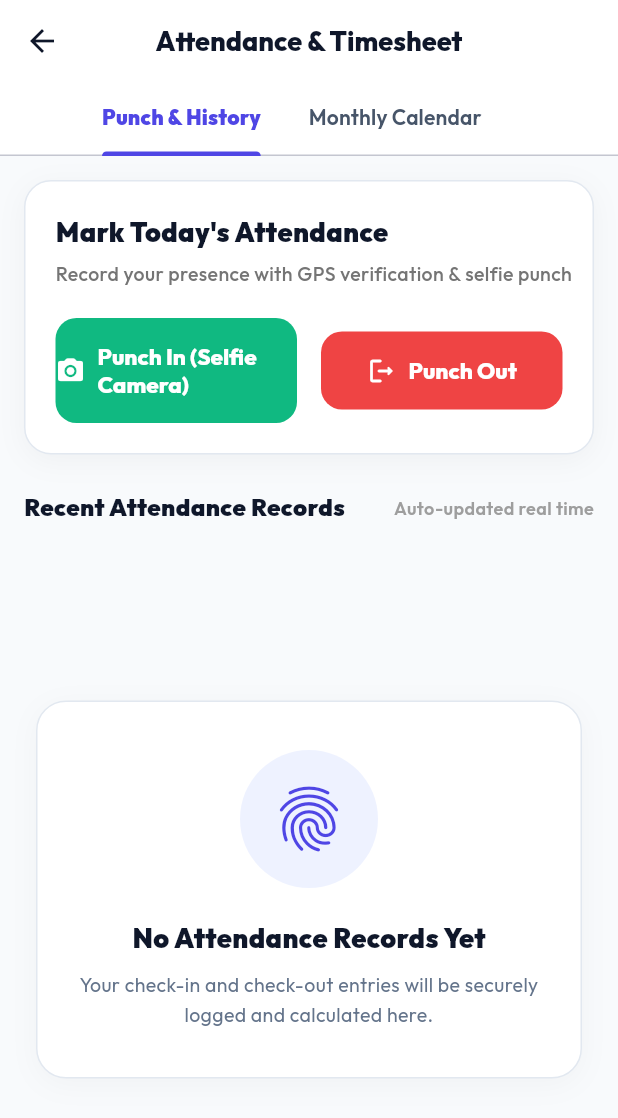
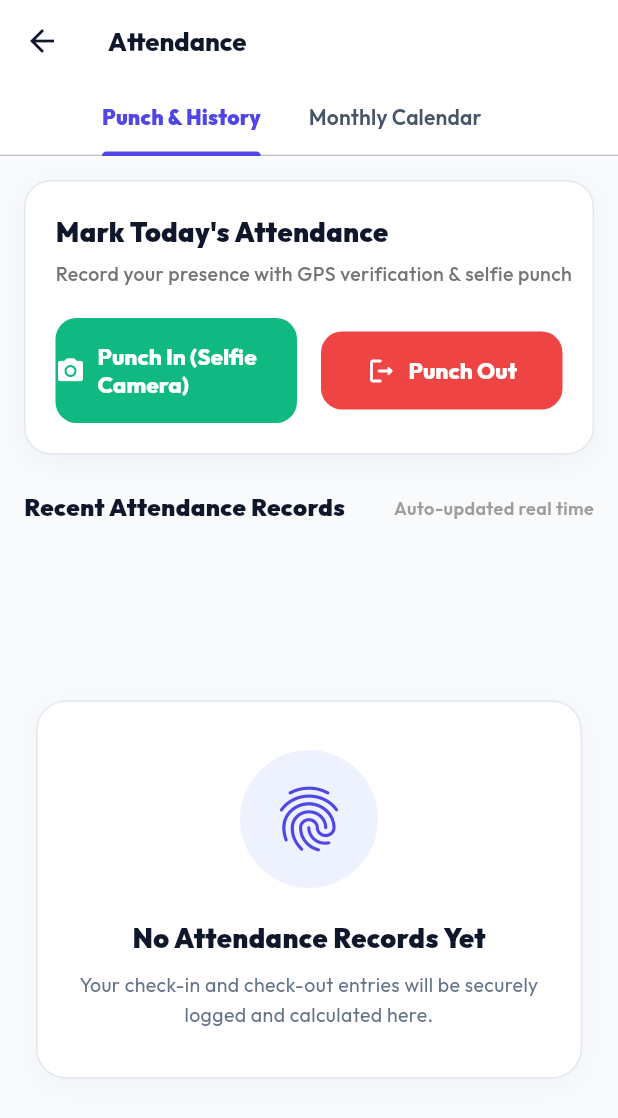
Before and after one commit to rbcimportandexport/task-master-web, a Flutter app: the MainNavigationScreen screen opened directly, in the side drawer, after a tap on "Attendance", on a phone screen of 412 x 824 dp. Shown: the top 1118 px of the screen. Run offline on Flutter 3.47's test engine with Material 3 defaults, Android fonts, the phone set to English and light mode, and no system bars; our stand-ins replace cloud_firestore, csv, firebase_auth, firebase_core, firebase_messaging, flutter_local_notifications and 7 more; missing offline and left inert: dart:html, dart:js_interop; accounts and stored records are empty.

Commit message:
Refine responsive mobile layout, compact desktop sidebar, and fix appbar title overflow

```diff
--- a/lib/screens/attendance_screen.dart
+++ b/lib/screens/attendance_screen.dart
@@ -263,16 +263,16 @@ class _AttendanceScreenState extends State<AttendanceScreen> {
         backgroundColor: isDesktop ? const Color(0xFFF8FAFC) : AppTheme.background,
         appBar: AppBar(
           title: Text(
-            'Attendance & Timesheet',
+            'Attendance',
             style: TextStyle(
               color: AppTheme.textPrimary,
               fontWeight: FontWeight.w800,
-              fontSize: isDesktop ? 22 : 18,
+              fontSize: isDesktop ? 20 : 17,
             ),
           ),
           backgroundColor: Colors.white,
           elevation: isDesktop ? 1 : 0,
-          centerTitle: !isDesktop,
+          centerTitle: false,
           iconTheme: const IconThemeData(color: AppTheme.textPrimary),
           actions: [
             if (role == 'super_admin' || role == 'manager')
--- a/lib/screens/tasks_screen.dart
+++ b/lib/screens/tasks_screen.dart
@@ -385,7 +385,7 @@ class _TasksScreenState extends State<TasksScreen> {
     final isMultiSelect = taskProvider.isMultiSelectMode;
     final isAll = currentCategory.toLowerCase() == 'all';
 
-    final isDesktop = MediaQuery.of(context).size.width >= 850;
+    final isDesktop = MediaQuery.of(context).size.width >= 900;
 
     return Scaffold(
       backgroundColor: isDesktop ? const Color(0xFFF8FAFC) : Colors.white,
@@ -395,12 +395,12 @@ class _TasksScreenState extends State<TasksScreen> {
             child: Container(
               width: double.infinity,
               height: double.infinity,
-              padding: isDesktop ? const EdgeInsets.fromLTRB(28, 20, 28, 20) : EdgeInsets.zero,
+              padding: isDesktop ? const EdgeInsets.fromLTRB(20, 16, 20, 16) : EdgeInsets.zero,
               child: Column(
                 crossAxisAlignment: CrossAxisAlignment.start,
                 children: [
                   if (isDesktop) ...[
-                    // Desktop Header Bar (Extra Large & Imposing)
+                    // Desktop Header Bar (Compact & Sleek)
                     Row(
                       children: [
                         Column(
@@ -409,19 +409,19 @@ class _TasksScreenState extends State<TasksScreen> {
                             Text(
                               isAll ? 'All Tasks' : currentCategory,
                               style: const TextStyle(
-                                fontSize: 38,
+                                fontSize: 24,
                                 fontWeight: FontWeight.w900,
                                 color: Color(0xFF0F172A),
-                                letterSpacing: -1.0,
+                                letterSpacing: -0.5,
                               ),
                             ),
-                            const SizedBox(height: 8),
+                            const SizedBox(height: 4),
                             Text(
                               '${taskProvider.pendingTasksCount} pending tasks • ${taskProvider.completedTasksCount} completed',
                               style: const TextStyle(
-                                fontSize: 18,
+                                fontSize: 13,
                                 color: Color(0xFF64748B),
-                                fontWeight: FontWeight.w700,
+                                fontWeight: FontWeight.w600,
                               ),
                             ),
                           ],
@@ -436,152 +436,152 @@ class _TasksScreenState extends State<TasksScreen> {
                             );
                           },
                           style: OutlinedButton.styleFrom(
-                            side: const BorderSide(color: Color(0xFFCBD5E1), width: 1.8),
-                            shape: RoundedRectangleBorder(borderRadius: BorderRadius.circular(14)),
-                            padding: const EdgeInsets.symmetric(horizontal: 22, vertical: 18),
+                            side: const BorderSide(color: Color(0xFFCBD5E1), width: 1.2),
+                            shape: RoundedRectangleBorder(borderRadius: BorderRadius.circular(10)),
+                            padding: const EdgeInsets.symmetric(horizontal: 14, vertical: 10),
                           ),
-                          icon: const Icon(Icons.search, size: 24, color: Color(0xFF475569)),
-                          label: const Text('Search tasks...', style: TextStyle(color: Color(0xFF475569), fontSize: 17, fontWeight: FontWeight.w600)),
+                          icon: const Icon(Icons.search, size: 18, color: Color(0xFF475569)),
+                          label: const Text('Search tasks...', style: TextStyle(color: Color(0xFF475569), fontSize: 13, fontWeight: FontWeight.w600)),
                         ),
-                        const SizedBox(width: 16),
+                        const SizedBox(width: 10),
                         // Filter button
                         OutlinedButton.icon(
                           onPressed: () => _showFilterDialog(taskProvider),
                           style: OutlinedButton.styleFrom(
-                            side: const BorderSide(color: Color(0xFFCBD5E1), width: 1.8),
-                            shape: RoundedRectangleBorder(borderRadius: BorderRadius.circular(14)),
-                            padding: const EdgeInsets.symmetric(horizontal: 22, vertical: 18),
+                            side: const BorderSide(color: Color(0xFFCBD5E1), width: 1.2),
+                            shape: RoundedRectangleBorder(borderRadius: BorderRadius.circular(10)),
+                            padding: const EdgeInsets.symmetric(horizontal: 14, vertical: 10),
                           ),
-                          icon: const Icon(Icons.filter_list_rounded, size: 24, color: Color(0xFF475569)),
+                          icon: const Icon(Icons.filter_list_rounded, size: 18, color: Color(0xFF475569)),
                           label: Text(
                             taskProvider.filterStatus.toUpperCase(),
-                            style: const TextStyle(color: Color(0xFF1E293B), fontSize: 16, fontWeight: FontWeight.w800),
+                            style: const TextStyle(color: Color(0xFF1E293B), fontSize: 12, fontWeight: FontWeight.w800),
                           ),
                         ),
-                        const SizedBox(width: 16),
+                        const SizedBox(width: 10),
                         // Sort Button
                         IconButton(
-                          icon: const Icon(Icons.sort_rounded, color: Color(0xFF475569), size: 30),
+                          icon: const Icon(Icons.sort_rounded, color: Color(0xFF475569), size: 22),
                           tooltip: 'Sort tasks',
                           onPressed: _showSortDialog,
                         ),
                       ],
                     ),
-                    const SizedBox(height: 20),
+                    const SizedBox(height: 14),
 
-                    // Quick Desktop Metric Cards (Dashboard Web Feel)
+                    // Quick Desktop Metric Cards
                     Row(
                       children: [
                         Expanded(
                           child: Container(
-                            padding: const EdgeInsets.symmetric(horizontal: 22, vertical: 18),
+                            padding: const EdgeInsets.symmetric(horizontal: 14, vertical: 12),
                             decoration: BoxDecoration(
                               color: Colors.white,
-                              borderRadius: BorderRadius.circular(16),
+                              borderRadius: BorderRadius.circular(12),
                               border: Border.all(color: const Color(0xFFE2E8F0)),
                               boxShadow: [
                                 BoxShadow(
                                   color: Colors.black.withValues(alpha: 0.02),
-                                  blurRadius: 10,
-                                  offset: const Offset(0, 3),
+                                  blurRadius: 8,
+                                  offset: const Offset(0, 2),
                                 ),
                               ],
                             ),
                             child: Row(
                               children: [
                                 Container(
-                                  padding: const EdgeInsets.all(12),
+                                  padding: const EdgeInsets.all(8),
                                   decoration: BoxDecoration(
                                     color: const Color(0xFFEEF2FF),
-                                    borderRadius: BorderRadius.circular(14),
+                                    borderRadius: BorderRadius.circular(10),
                                   ),
-                                  child: const Icon(Icons.assignment_rounded, color: Color(0xFF4F46E5), size: 28),
+                                  child: const Icon(Icons.assignment_rounded, color: Color(0xFF4F46E5), size: 20),
                                 ),
-                                const SizedBox(width: 16),
+                                const SizedBox(width: 12),
                                 Column(
                                   crossAxisAlignment: CrossAxisAlignment.start,
                                   children: [
-                                    const Text('Total Tasks', style: TextStyle(fontSize: 14, color: Color(0xFF64748B), fontWeight: FontWeight.w600)),
-                                    const SizedBox(height: 4),
-                                    Text('${tasks.length}', style: const TextStyle(fontSize: 24, fontWeight: FontWeight.w900, color: Color(0xFF0F172A))),
+                                    const Text('Total Tasks', style: TextStyle(fontSize: 11, color: Color(0xFF64748B), fontWeight: FontWeight.w600)),
+                                    const SizedBox(height: 2),
+                                    Text('${tasks.length}', style: const TextStyle(fontSize: 18, fontWeight: FontWeight.w900, color: Color(0xFF0F172A))),
                                   ],
                                 ),
                               ],
                             ),
                           ),
                         ),
-                        const SizedBox(width: 16),
+                        const SizedBox(width: 12),
                         Expanded(
                           child: Container(
-                            padding: const EdgeInsets.symmetric(horizontal: 22, vertical: 18),
+                            padding: const EdgeInsets.symmetric(horizontal: 14, vertical: 12),
                             decoration: BoxDecoration(
                               color: Colors.white,
-                              borderRadius: BorderRadius.circular(16),
+                              borderRadius: BorderRadius.circular(12),
                               border: Border.all(color: const Color(0xFFE2E8F0)),
                               boxShadow: [
                                 BoxShadow(
                                   color: Colors.black.withValues(alpha: 0.02),
-                                  blurRadius: 10,
-                                  offset: const Offset(0, 3),
+                                  blurRadius: 8,
+                                  offset: const Offset(0, 2),
                                 ),
                               ],
                             ),
                             child: Row(
                               children: [
                                 Container(
-                                  padding: const EdgeInsets.all(12),
+                                  padding: const EdgeInsets.all(8),
                                   decoration: BoxDecoration(
                                     color: const Color(0xFFFEF3C7),
-                                    borderRadius: BorderRadius.circular(14),
+                                    borderRadius: BorderRadius.circular(10),
                                   ),
-                                  child: const Icon(Icons.pending_actions_rounded, color: Color(0xFFD97706), size: 28),
+                                  child: const Icon(Icons.pending_actions_rounded, color: Color(0xFFD97706), size: 20),
                                 ),
-                                const SizedBox(width: 16),
+                                const SizedBox(width: 12),
                                 Column(
                                   crossAxisAlignment: CrossAxisAlignment.start,
                                   children: [
-                                    const Text('Pending Tasks', style: TextStyle(fontSize: 14, color: Color(0xFF64748B), fontWeight: FontWeight.w600)),
-                                    const SizedBox(height: 4),
-                                    Text('${taskProvider.pendingTasksCount}', style: const TextStyle(fontSize: 24, fontWeight: FontWeight.w900, color: Color(0xFF0F172A))),
+                                    const Text('Pending Tasks', style: TextStyle(fontSize: 11, color: Color(0xFF64748B), fontWeight: FontWeight.w600)),
+                                    const SizedBox(height: 2),
+                                    Text('${taskProvider.pendingTasksCount}', style: const TextStyle(fontSize: 18, fontWeight: FontWeight.w900, color: Color(0xFF0F172A))),
                                   ],
                                 ),
                               ],
                             ),
                           ),
                         ),
-                        const SizedBox(width: 16),
+                        const SizedBox(width: 12),
                         Expanded(
                           child: Container(
-                            padding: const EdgeInsets.symmetric(horizontal: 22, vertical: 18),
+                            padding: const EdgeInsets.symmetric(horizontal: 14, vertical: 12),
                             decoration: BoxDecoration(
                               color: Colors.white,
-                              borderRadius: BorderRadius.circular(16),
+                              borderRadius: BorderRadius.circular(12),
                               border: Border.all(color: const Color(0xFFE2E8F0)),
                               boxShadow: [
                                 BoxShadow(
                                   color: Colors.black.withValues(alpha: 0.02),
-                                  blurRadius: 10,
-                                  offset: const Offset(0, 3),
+                                  blurRadius: 8,
+                                  offset: const Offset(0, 2),
                                 ),
                               ],
                             ),
                             child: Row(
                               children: [
                                 Container(
-                                  padding: const EdgeInsets.all(12),
+                                  padding: const EdgeInsets.all(8),
                                   decoration: BoxDecoration(
                                     color: const Color(0xFFDCFCE7),
-                                    borderRadius: BorderRadius.circular(14),
+                                    borderRadius: BorderRadius.circular(10),
                                   ),
-                                  child: const Icon(Icons.check_circle_rounded, color: Color(0xFF16A34A), size: 28),
+                                  child: const Icon(Icons.check_circle_rounded, color: Color(0xFF16A34A), size: 20),
                                 ),
-                                const SizedBox(width: 16),
+                                const SizedBox(width: 12),
                                 Column(
                                   crossAxisAlignment: CrossAxisAlignment.start,
                                   children: [
-                                    const Text('Completed Tasks', style: TextStyle(fontSize: 14, color: Color(0xFF64748B), fontWeight: FontWeight.w600)),
-                                    const SizedBox(height: 4),
-                                    Text('${taskProvider.completedTasksCount}', style: const TextStyle(fontSize: 24, fontWeight: FontWeight.w900, color: Color(0xFF0F172A))),
+                                    const Text('Completed Tasks', style: TextStyle(fontSize: 11, color: Color(0xFF64748B), fontWeight: FontWeight.w600)),
+                                    const SizedBox(height: 2),
+                                    Text('${taskProvider.completedTasksCount}', style: const TextStyle(fontSize: 18, fontWeight: FontWeight.w900, color: Color(0xFF0F172A))),
                                   ],
                                 ),
                               ],
@@ -590,7 +590,7 @@ class _TasksScreenState extends State<TasksScreen> {
                         ),
                       ],
                     ),
-                    const SizedBox(height: 20),
+                    const SizedBox(height: 14),
                   ],
             // Top Bar: Categories horizontally scrollable + 3-dots popup menu
             if (isMultiSelect)
@@ -627,15 +627,15 @@ class _TasksScreenState extends State<TasksScreen> {
                 child: Row(
                   children: [
 
-                    // Categories Scrollable List (Extra Large Pills)
+                    // Categories Scrollable List
                     Expanded(
                       child: SizedBox(
-                        height: isDesktop ? 60 : 44,
+                        height: isDesktop ? 42 : 40,
                         child: ListView.separated(
-                          physics: const BouncingScrollPhysics(),
+                           physics: const BouncingScrollPhysics(),
                           scrollDirection: Axis.horizontal,
                           itemCount: taskProvider.categories.length,
-                          separatorBuilder: (context, index) => SizedBox(width: isDesktop ? 16 : 10),
+                          separatorBuilder: (context, index) => SizedBox(width: isDesktop ? 10 : 8),
                           itemBuilder: (context, index) {
                             final cat = taskProvider.categories[index];
                             final isSelected = cat.name.toLowerCase() == currentCategory.toLowerCase();
@@ -644,22 +644,22 @@ class _TasksScreenState extends State<TasksScreen> {
                               onTap: () {
                                 taskProvider.setSelectedCategory(cat.name);
                               },
-                              borderRadius: BorderRadius.circular(30),
+                              borderRadius: BorderRadius.circular(24),
                               mouseCursor: SystemMouseCursors.click,
                               child: Container(
                                 padding: EdgeInsets.symmetric(
-                                  horizontal: isDesktop ? 34 : 24,
-                                  vertical: isDesktop ? 14 : 10,
+                                  horizontal: isDesktop ? 20 : 18,
+                                  vertical: isDesktop ? 8 : 8,
                                 ),
                                 decoration: BoxDecoration(
                                   color: isSelected ? AppTheme.chipActiveBg : AppTheme.chipInactiveBg,
-                                  borderRadius: BorderRadius.circular(30),
+                                  borderRadius: BorderRadius.circular(24),
                                   boxShadow: isSelected && isDesktop
                                       ? [
                                           BoxShadow(
-                                            color: AppTheme.primaryBlue.withValues(alpha: 0.35),
-                                            blurRadius: 14,
-                                            offset: const Offset(0, 5),
+                                            color: AppTheme.primaryBlue.withValues(alpha: 0.25),
+                                            blurRadius: 8,
+                                            offset: const Offset(0, 3),
                                           )
                                         ]
                                       : null,
@@ -669,8 +669,8 @@ class _TasksScreenState extends State<TasksScreen> {
                                   cat.name,
                                   style: TextStyle(
                                     color: isSelected ? Colors.white : AppTheme.chipInactiveText,
-                                    fontSize: isDesktop ? 20 : 15,
-                                    fontWeight: isSelected ? FontWeight.w900 : FontWeight.w700,
+                                    fontSize: isDesktop ? 14 : 14,
+                                    fontWeight: isSelected ? FontWeight.w800 : FontWeight.w600,
                                   ),
                                 ),
                               ),
@@ -990,73 +990,73 @@ class _TasksScreenState extends State<TasksScreen> {
       builder: (context, constraints) {
         final screenHeight = MediaQuery.of(context).size.height;
         final illustrationSize = isDesktop
-            ? (screenHeight * 0.40).clamp(340.0, 520.0)
-            : (screenHeight * 0.32).clamp(240.0, 380.0);
+            ? (screenHeight * 0.28).clamp(200.0, 280.0)
+            : (screenHeight * 0.28).clamp(200.0, 300.0);
 
         return SingleChildScrollView(
           child: ConstrainedBox(
             constraints: BoxConstraints(minHeight: constraints.maxHeight),
             child: Center(
               child: Container(
-                constraints: BoxConstraints(maxWidth: isDesktop ? 900 : 700),
+                constraints: BoxConstraints(maxWidth: isDesktop ? 600 : 500),
                 padding: EdgeInsets.symmetric(
-                  horizontal: isDesktop ? 48 : 32,
-                  vertical: isDesktop ? 60 : 40,
+                  horizontal: isDesktop ? 24 : 20,
+                  vertical: isDesktop ? 28 : 24,
                 ),
                 child: Column(
                   mainAxisAlignment: MainAxisAlignment.center,
                   crossAxisAlignment: CrossAxisAlignment.center,
                   children: [
-                    // Dynamic Auto-Scaling Illustration (Bigger Scale)
+                    // Dynamic Auto-Scaling Illustration
                     if (isAll)
                       PersonWithPhoneIllustration(size: illustrationSize)
                     else
                       GirlWithLaptopIllustration(size: illustrationSize),
 
-                    SizedBox(height: isDesktop ? 36 : 28),
+                    SizedBox(height: isDesktop ? 20 : 18),
 
                     Text(
                       isAll ? 'No Tasks in Workspace' : 'No tasks in "$currentCategory"',
                       style: TextStyle(
-                        fontSize: isDesktop ? 34 : 28,
+                        fontSize: isDesktop ? 22 : 20,
                         fontWeight: FontWeight.w900,
                         color: const Color(0xFF0F172A),
-                        letterSpacing: -0.8,
+                        letterSpacing: -0.5,
                       ),
                     ),
-                    SizedBox(height: isDesktop ? 16 : 12),
+                    SizedBox(height: isDesktop ? 8 : 8),
                     Text(
                       isAll
                           ? 'Your workspace is all clear! Create your first task to plan, track, and manage your day effortlessly.'
                           : 'Add tasks to this category or select "All" from the categories above.',
                       textAlign: TextAlign.center,
                       style: TextStyle(
-                        fontSize: isDesktop ? 20 : 17,
+                        fontSize: isDesktop ? 14 : 14,
                         color: const Color(0xFF64748B),
-                        height: 1.6,
+                        height: 1.5,
                         fontWeight: FontWeight.w500,
                       ),
                     ),
-                    SizedBox(height: isDesktop ? 40 : 32),
+                    SizedBox(height: isDesktop ? 20 : 20),
                     ElevatedButton.icon(
                       onPressed: () => _openAddTaskModal(context),
                       style: ElevatedButton.styleFrom(
                         backgroundColor: AppTheme.primaryBlue,
                         foregroundColor: Colors.white,
                         padding: EdgeInsets.symmetric(
-                          horizontal: isDesktop ? 48 : 36,
-                          vertical: isDesktop ? 24 : 20,
+                          horizontal: isDesktop ? 28 : 24,
+                          vertical: isDesktop ? 14 : 12,
                         ),
-                        shape: RoundedRectangleBorder(borderRadius: BorderRadius.circular(18)),
-                        elevation: 8,
-                        shadowColor: AppTheme.primaryBlue.withValues(alpha: 0.45),
+                        shape: RoundedRectangleBorder(borderRadius: BorderRadius.circular(14)),
+                        elevation: 4,
+                        shadowColor: AppTheme.primaryBlue.withValues(alpha: 0.35),
                       ),
-                      icon: Icon(Icons.add_rounded, size: isDesktop ? 32 : 28),
+                      icon: Icon(Icons.add_rounded, size: isDesktop ? 20 : 20),
                       label: Text(
                         'Create New Task',
                         style: TextStyle(
-                          fontWeight: FontWeight.w900,
-                          fontSize: isDesktop ? 22 : 18,
+                          fontWeight: FontWeight.w800,
+                          fontSize: isDesktop ? 15 : 15,
                         ),
                       ),
                     ),
```
Also changed, not shown: lib/screens/main_navigation_screen.dart (+71 -88 lines), 2 other files.
